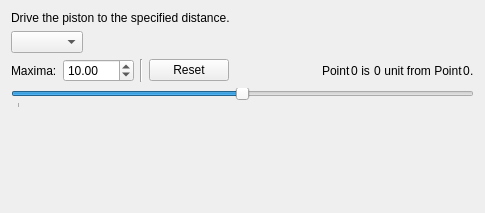
KmolYuan/Pyslvs-UI, file core/panel/run_Drive_rod.ui: the form before one commit.
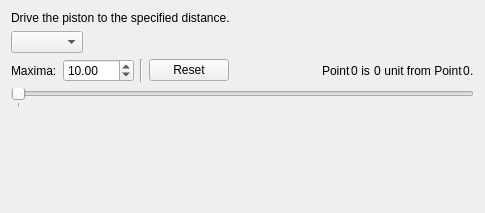
The form after the commit.

Commit message: Panel's slider bar adjustment.

What changed in the file:
```diff
--- a/core/panel/run_Drive_rod.ui
+++ b/core/panel/run_Drive_rod.ui
@@ -173,8 +173,11 @@
          <verstretch>0</verstretch>
         </sizepolicy>
        </property>
-       <property name="minimum">
-        <number>-99</number>
+       <property name="singleStep">
+        <number>100</number>
+       </property>
+       <property name="pageStep">
+        <number>100</number>
        </property>
        <property name="orientation">
         <enum>Qt::Horizontal</enum>
```
The commit also changes 3 other files.
